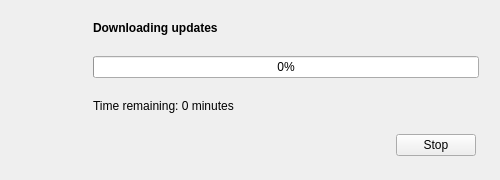
The window that QSimpleUpdater/src/dialogs/download_dialog.ui (alex-spataru/QSimpleUpdater) describes before a commit, drawn with Qt 5.
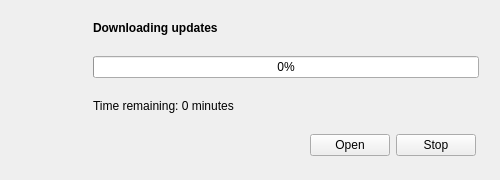
The same window after the commit. Icons and pictures are not drawn.

```diff
--- a/QSimpleUpdater/src/dialogs/download_dialog.ui
+++ b/QSimpleUpdater/src/dialogs/download_dialog.ui
@@ -185,6 +185,13 @@
         </property>
        </spacer>
       </item>
+      <item>
+       <widget class="QPushButton" name="openButton">
+        <property name="text">
+         <string>Open</string>
+        </property>
+       </widget>
+      </item>
       <item>
        <widget class="QPushButton" name="stopButton">
         <property name="text">
```
